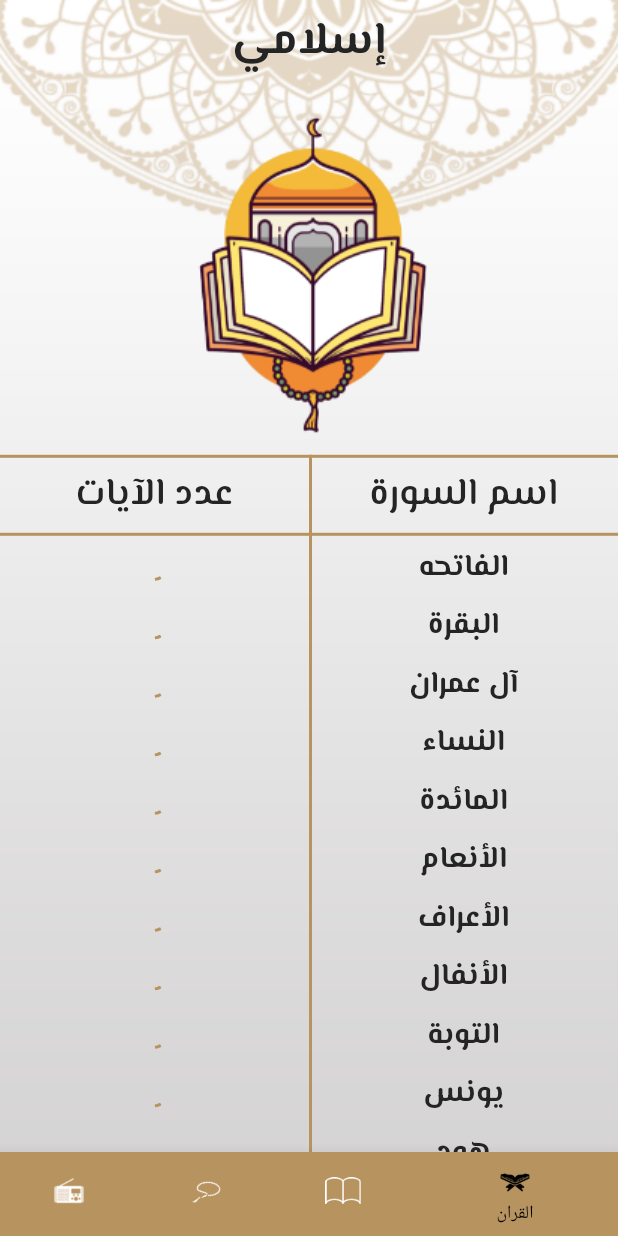
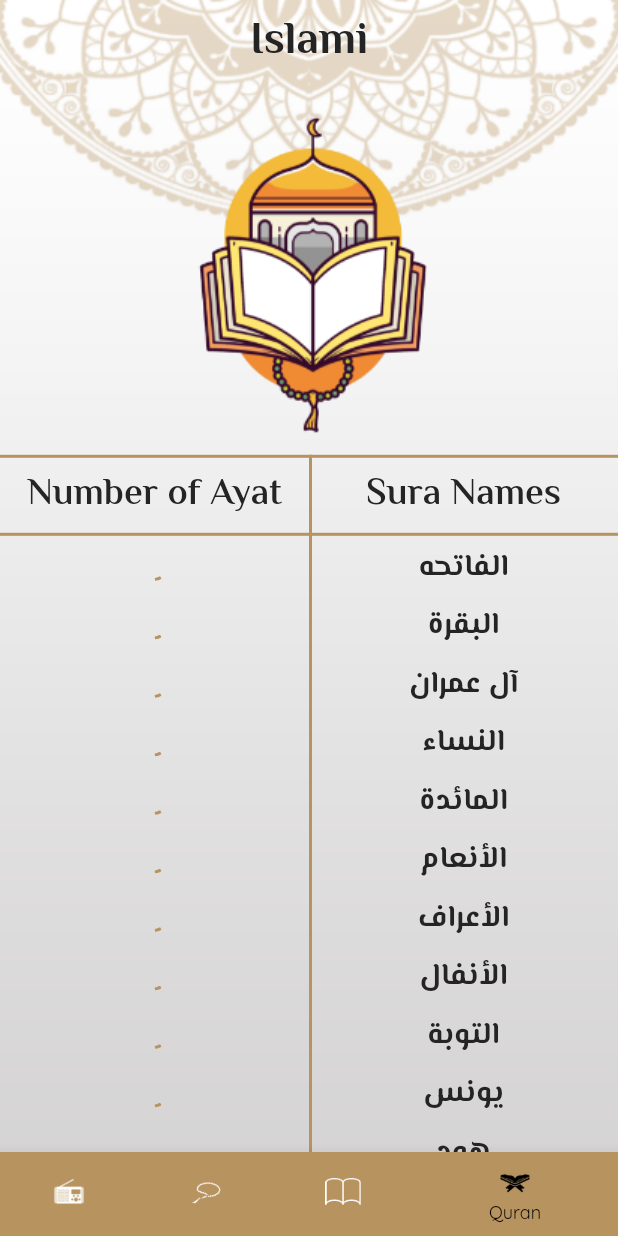
Before and after one commit to noura1812/islamy, a Flutter app: the screen it shows after launch, on a phone screen of 412 x 824 dp. Run offline on Flutter 3.47's test engine with Material 2 defaults, Android fonts, the phone set to English and light mode, and no system bars; our stand-ins replace google_fonts; generated files the repository leaves out were written again.

Commit message:
l10n files added

```diff
--- /dev/null
+++ b/l10n.yaml
@@ -0,0 +1,3 @@
+arb-dir: lib/l10n
+template-arb-file: app_en.arb
+output-localization-file: app_localizations.dart
--- /dev/null
+++ b/lib/l10n/app_ar.arb
@@ -0,0 +1,11 @@
+{
+  "appTitle": "اسلامي",
+  "sura_names": "اسم السوره",
+  "ahadeth": "أحاديث",
+  "ayat_count": "عدد الايات",
+  "tasbeeh_count": "عدد التسبيحات",
+  "quran": "القران",
+  "sebha": "السبحه",
+  "radio": "الراديو"
+
+}
--- /dev/null
+++ b/lib/l10n/app_en.arb
@@ -0,0 +1,14 @@
+{
+  "appTitle": "Islami",
+  "sura_names": "Sura Names",
+  "ahadeth": "Ahadeth",
+  "ayat_count": "Number of Ayat",
+  "tasbeeh_count": "Tasbeeh Count",
+  "quran": "Quran",
+  "sebha": "Sebha",
+  "radio": "Radion"
+
+
+
+
+}
--- a/lib/main.dart
+++ b/lib/main.dart
@@ -2,6 +2,8 @@ import 'package:flutter/material.dart';
 import 'package:islamy/mytheme.dart';
 import 'package:islamy/screens/myhomepage.dart';
 import 'package:islamy/screens/suraContent.dart';
+import 'package:flutter_localizations/flutter_localizations.dart';
+import 'package:flutter_gen/gen_l10n/app_localizations.dart';
 
 void main() {
   runApp(const MyApp());
@@ -13,15 +15,26 @@ class MyApp extends StatelessWidget {
   @override
   Widget build(BuildContext context) {
     return MaterialApp(
+      localizationsDelegates: const [
+        AppLocalizations.delegate, // Add this line
+
+        GlobalMaterialLocalizations.delegate,
+        GlobalWidgetsLocalizations.delegate,
+        GlobalCupertinoLocalizations.delegate,
+      ],
+      supportedLocales: const [
+        Locale('en'), // English
+        Locale('ar'),
+      ],
       debugShowCheckedModeBanner: false,
       darkTheme: MyThemeData.darkTheme,
       theme: MyThemeData.lightTheme,
       initialRoute: MyHomePage.routname,
       routes: {
-        MyHomePage.routname: (context) => MyHomePage(),
+        MyHomePage.routname: (context) => const MyHomePage(),
         SuraContent.routname: (context) => SuraContent()
       },
-      home: MyHomePage(),
+      home: const MyHomePage(),
     );
   }
 }
--- a/lib/screens/myhomepage.dart
+++ b/lib/screens/myhomepage.dart
@@ -3,6 +3,7 @@ import 'package:islamy/tabs/qurantab.dart';
 import 'package:islamy/tabs/radio.dart';
 import 'package:islamy/tabs/ahadeth.dart';
 import 'package:islamy/tabs/tasbeeh.dart';
+import 'package:flutter_gen/gen_l10n/app_localizations.dart';
 
 class MyHomePage extends StatefulWidget {
   static const String routname = 'myhome';
@@ -29,7 +30,7 @@ class _MyHomePageState extends State<MyHomePage> {
         Scaffold(
           appBar: AppBar(
             title: Text(
-              'إسلامي',
+              AppLocalizations.of(context)!.appTitle,
               style: Theme.of(context).textTheme.titleMedium,
             ),
           ),
@@ -44,22 +45,22 @@ class _MyHomePageState extends State<MyHomePage> {
                 BottomNavigationBarItem(
                     icon:
                         const ImageIcon(AssetImage('assets/images/radio.png')),
-                    label: 'الراديو',
+                    label: AppLocalizations.of(context)!.radio,
                     backgroundColor: Theme.of(context).primaryColor),
                 BottomNavigationBarItem(
                     icon:
                         const ImageIcon(AssetImage('assets/images/sebha.png')),
-                    label: 'التسبيح',
+                    label: AppLocalizations.of(context)!.sebha,
                     backgroundColor: Theme.of(context).primaryColor),
                 BottomNavigationBarItem(
                     icon: const ImageIcon(AssetImage(
                         'assets/images/quran-quran-svgrepo-com.png')),
-                    label: 'الاحاديث',
+                    label: AppLocalizations.of(context)!.ahadeth,
                     backgroundColor: Theme.of(context).primaryColor),
                 BottomNavigationBarItem(
                     icon: const ImageIcon(
                         AssetImage('assets/images/moshaf_blue.png')),
-                    label: 'القران',
+                    label: AppLocalizations.of(context)!.quran,
                     backgroundColor: Theme.of(context).primaryColor),
               ]),
         ),
--- a/lib/screens/suraContent.dart
+++ b/lib/screens/suraContent.dart
@@ -2,6 +2,7 @@ import 'package:flutter/material.dart';
 import 'package:flutter/services.dart';
 import 'package:google_fonts/google_fonts.dart';
 import 'package:islamy/models/suraModel.dart';
+import 'package:flutter_gen/gen_l10n/app_localizations.dart';
 
 class SuraContent extends StatefulWidget {
   static const String routname = 'suracontant';
@@ -28,7 +29,7 @@ class _SuraContentState extends State<SuraContent> {
         Scaffold(
           appBar: AppBar(
             title: Text(
-              'إسلامي',
+              AppLocalizations.of(context)!.appTitle,
               style: Theme.of(context).textTheme.titleMedium,
             ),
           ),
--- a/lib/tabs/qurantab.dart
+++ b/lib/tabs/qurantab.dart
@@ -1,7 +1,7 @@
 import 'package:flutter/material.dart';
 import 'package:flutter/services.dart';
 import 'package:islamy/models/suraModel.dart';
-
+import 'package:flutter_gen/gen_l10n/app_localizations.dart';
 import 'package:islamy/screens/suraContent.dart';
 
 class QuranTab extends StatefulWidget {
@@ -155,7 +155,7 @@ class _QuranTabState extends State<QuranTab> {
                         width: width / 2,
                         alignment: Alignment.center,
                         child: Text(
-                          'عدد الآيات',
+                          AppLocalizations.of(context)!.ayat_count,
                           style: Theme.of(context)
                               .textTheme
                               .titleMedium!
@@ -175,7 +175,7 @@ class _QuranTabState extends State<QuranTab> {
                         width: width / 2,
                         alignment: Alignment.center,
                         child: Text(
-                          'اسم السورة',
+                          AppLocalizations.of(context)!.sura_names,
                           style: Theme.of(context)
                               .textTheme
                               .titleMedium!
@@ -210,7 +210,7 @@ class _QuranTabState extends State<QuranTab> {
                                       Container(
                                           alignment: Alignment.center,
                                           width: width / 2,
-                                          child: nums.length!=names.length
+                                          child: nums.length != names.length
                                               ? SizedBox(
                                                   width: 15,
                                                   height: 15,
--- a/lib/tabs/tasbeeh.dart
+++ b/lib/tabs/tasbeeh.dart
@@ -1,5 +1,6 @@
 import 'package:flutter/material.dart';
 import 'package:google_fonts/google_fonts.dart';
+import 'package:flutter_gen/gen_l10n/app_localizations.dart';
 
 class Tasbeeh extends StatefulWidget {
   @override
@@ -30,7 +31,7 @@ class _TasbeehState extends State<Tasbeeh> {
           Padding(
             padding: const EdgeInsets.all(20.0),
             child: Text(
-              'عدد التسبيحات',
+              AppLocalizations.of(context)!.tasbeeh_count,
               style: GoogleFonts.elMessiri(
                   fontSize: 25, fontWeight: FontWeight.w600),
             ),
--- a/pubspec.yaml
+++ b/pubspec.yaml
@@ -40,7 +40,9 @@ dependencies:
 dev_dependencies:
   flutter_test:
     sdk: flutter
-
+  flutter_localizations:
+    sdk: flutter
+  intl: any
   # The "flutter_lints" package below contains a set of recommended lints to
   # encourage good coding practices. The lint set provided by the package is
   # activated in the `analysis_options.yaml` file located at the root of your
@@ -53,6 +55,8 @@ dev_dependencies:
 
 # The following section is specific to Flutter packages.
 flutter:
+  generate: true # Add this line
+
   # The following line ensures that the Material Icons font is
   # included with your application, so that you can use the icons in
   # the material Icons class.
```
Also changed, not shown: pubspec.lock.
